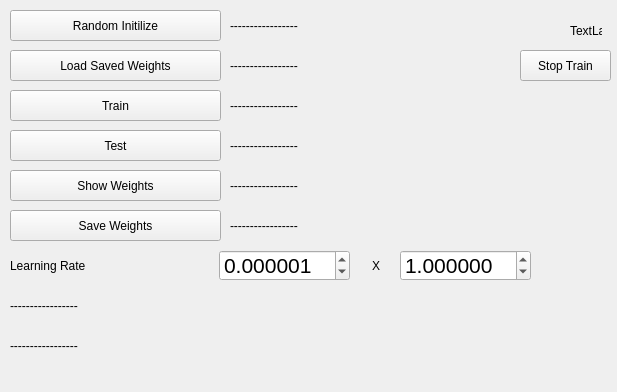
Qt form mainwindow.ui (ahmetcihan/hand_recognition) before a commit.
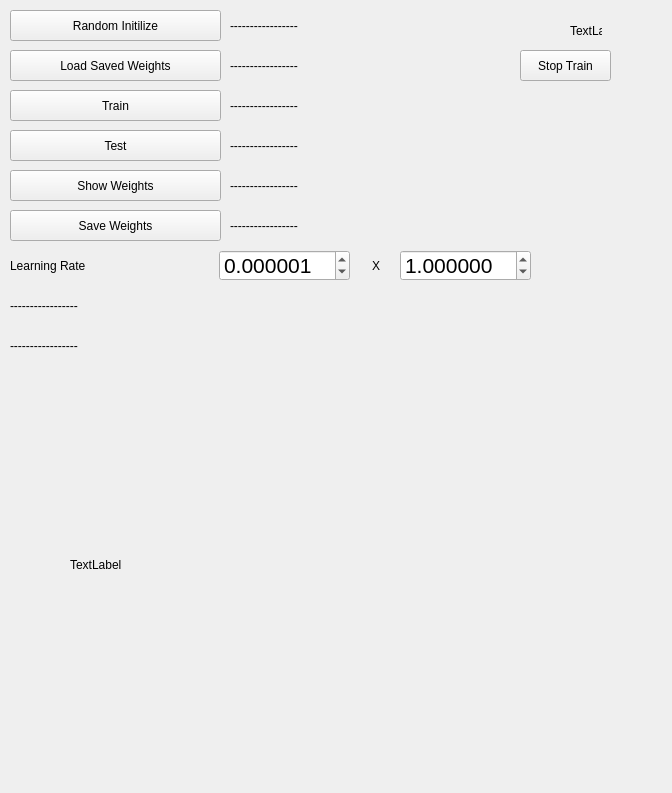
The same form after that commit.

Commit message: webcam video streamed

```diff
--- a/mainwindow.ui
+++ b/mainwindow.ui
@@ -6,8 +6,8 @@
    <rect>
     <x>0</x>
     <y>0</y>
-    <width>617</width>
-    <height>392</height>
+    <width>672</width>
+    <height>793</height>
    </rect>
   </property>
   <property name="windowTitle">
@@ -305,6 +305,19 @@
      <set>Qt::AlignCenter</set>
     </property>
    </widget>
+   <widget class="QLabel" name="label_video">
+    <property name="geometry">
+     <rect>
+      <x>70</x>
+      <y>430</y>
+      <width>480</width>
+      <height>270</height>
+     </rect>
+    </property>
+    <property name="text">
+     <string>TextLabel</string>
+    </property>
+   </widget>
   </widget>
   <widget class="QMenuBar" name="menuBar">
    <property name="geometry">
```
Left out of the diff: 2 changed lines with no effect on the pictures. The commit also changes 4 other files.
